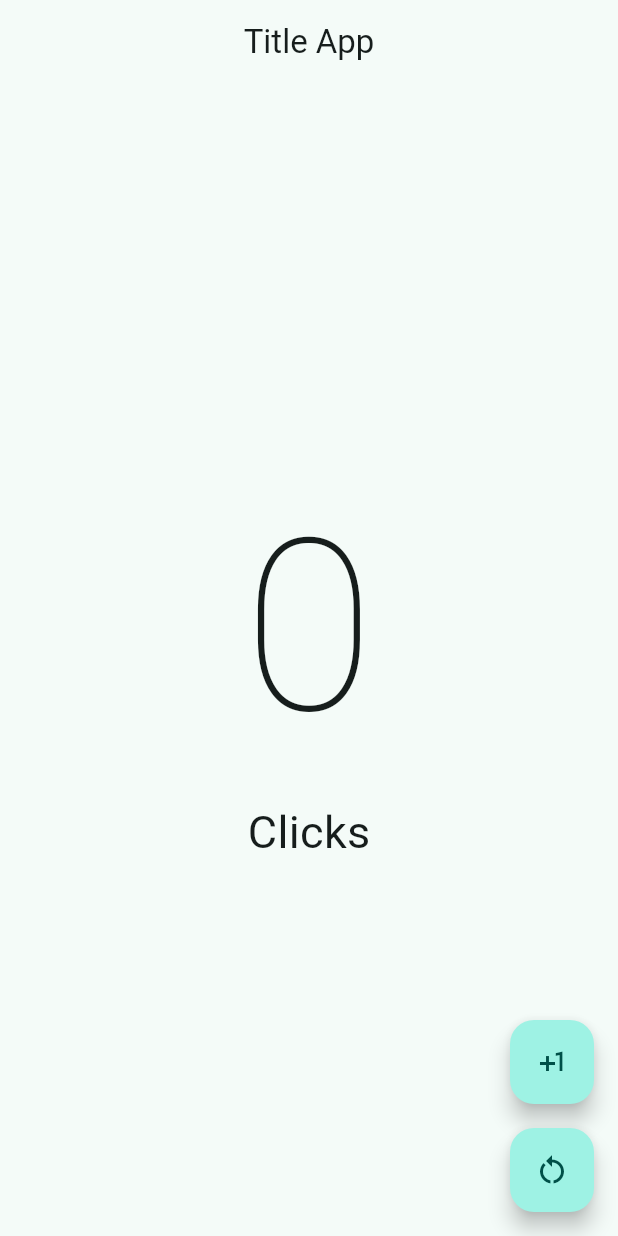
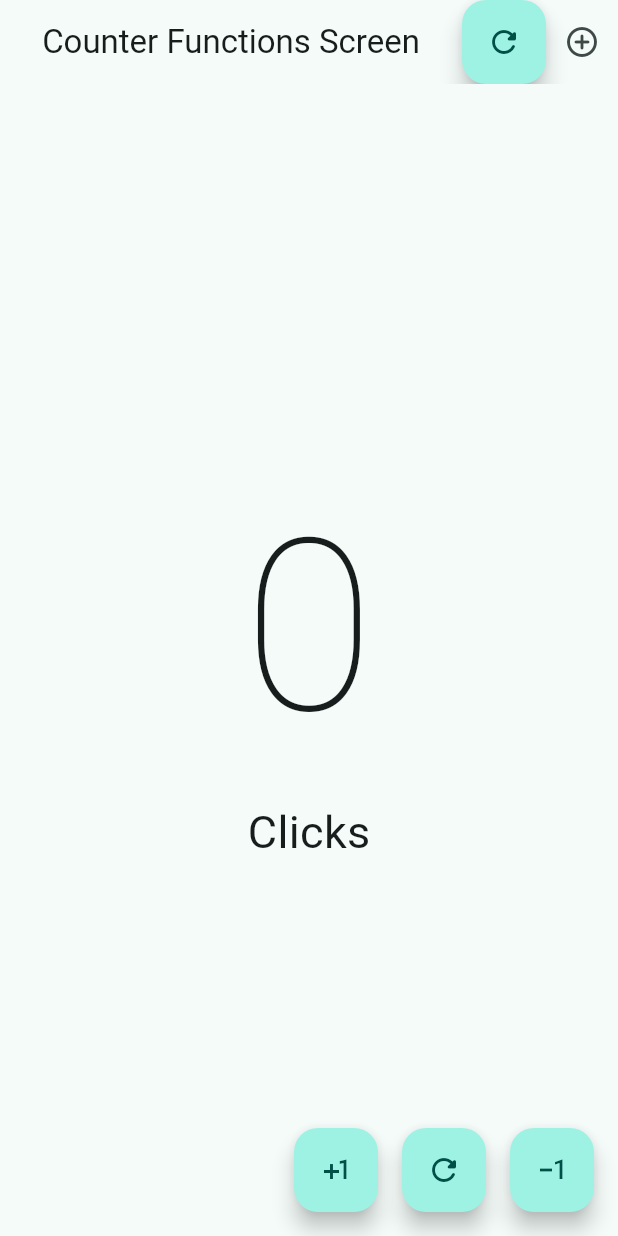
Before and after one commit to lElliotCode/Flutter, a Flutter app: the screen it shows after launch, on a phone screen of 412 x 824 dp. Run offline on Flutter 3.47's test engine with Material 3 defaults, Android fonts, the phone set to English and light mode, and no system bars.

Commit message:
feat: Counter App, Custom Widget

```diff
--- a/flutter_application_2/analysis_options.yaml
+++ b/flutter_application_2/analysis_options.yaml
@@ -26,6 +26,3 @@ linter:
 
 # Additional information about this file can be found at
 # https://dart.dev/guides/language/analysis-options
-
-formatter:
-  page_width: 60
--- a/flutter_application_2/lib/main.dart
+++ b/flutter_application_2/lib/main.dart
@@ -1,5 +1,5 @@
 import 'package:flutter/material.dart';
-import 'package:flutter_application_2/presentation/screens/counter/counter_screen.dart';
+import 'package:flutter_application_2/presentation/screens/counter/counter_functions_screen.dart';
 
 void main() {
   runApp(MyApp());
@@ -16,7 +16,7 @@ class MyApp extends StatelessWidget {
         useMaterial3: true,
         colorSchemeSeed: Colors.teal,
       ),
-      home: const CounterScreen(),
+      home: const CounterFunctionsScreen(),
     );
   }
 }
--- /dev/null
+++ b/flutter_application_2/lib/presentation/screens/counter/counter_functions_screen.dart
@@ -0,0 +1,115 @@
+import 'package:flutter/material.dart';
+
+void main() => runApp(const CounterFunctionsScreen());
+
+class CounterFunctionsScreen extends StatefulWidget {
+  const CounterFunctionsScreen({super.key});
+
+  @override
+  State<CounterFunctionsScreen> createState() => _CounterFunctionsScreenState();
+}
+
+class _CounterFunctionsScreenState extends State<CounterFunctionsScreen> {
+  int clickCounter = 0;
+
+  @override
+  Widget build(BuildContext context) {
+    return Scaffold(
+      appBar: AppBar(
+        title: Center(child: const Text('Counter Functions Screen')),
+        actions: [
+          CustomButton(
+            icon: Icons.refresh_rounded,
+            onPressed: () => {
+              setState(() {
+                clickCounter = 0;
+              }),
+            },
+          ),
+
+          IconButton(
+            onPressed: () => {
+              setState(() {
+                clickCounter += 10;
+              }),
+            },
+            icon: Icon(Icons.add_circle_outline_rounded),
+          ),
+        ],
+      ),
+
+      body: Center(
+        child: Column(
+          mainAxisAlignment: MainAxisAlignment.center,
+          children: [
+            Text(
+              '$clickCounter',
+              style: const TextStyle(
+                fontSize: 160,
+                fontWeight: FontWeight.w100,
+              ),
+            ),
+
+            Text(
+              clickCounter != 1 ? 'Clicks' : 'Click',
+              style: TextStyle(fontSize: 30),
+            ),
+          ],
+        ),
+      ),
+
+      floatingActionButton: Row(
+        mainAxisAlignment: MainAxisAlignment.end,
+        children: [
+          CustomButton(
+            icon: Icons.plus_one,
+            onPressed: () => {
+              setState(() {
+                clickCounter++;
+              }),
+            },
+          ),
+
+          const SizedBox(width: 16),
+
+          CustomButton(
+            icon: Icons.refresh_rounded,
+            onPressed: () => {
+              setState(() {
+                clickCounter = 0;
+              }),
+            },
+          ),
+
+          const SizedBox(width: 16),
+
+          CustomButton(
+            icon: Icons.exposure_minus_1_outlined,
+            onPressed: () => {
+              if (clickCounter == 0)
+                {clickCounter = 0}
+              else
+                {
+                  setState(() {
+                    clickCounter--;
+                  }),
+                },
+            },
+          ),
+        ],
+      ),
+    );
+  }
+}
+
+class CustomButton extends StatelessWidget {
+  final IconData icon;
+  final VoidCallback? onPressed;
+
+  const CustomButton({super.key, required this.icon, this.onPressed});
+
+  @override
+  Widget build(BuildContext context) {
+    return FloatingActionButton(onPressed: onPressed, child: Icon(icon));
+  }
+}
```
